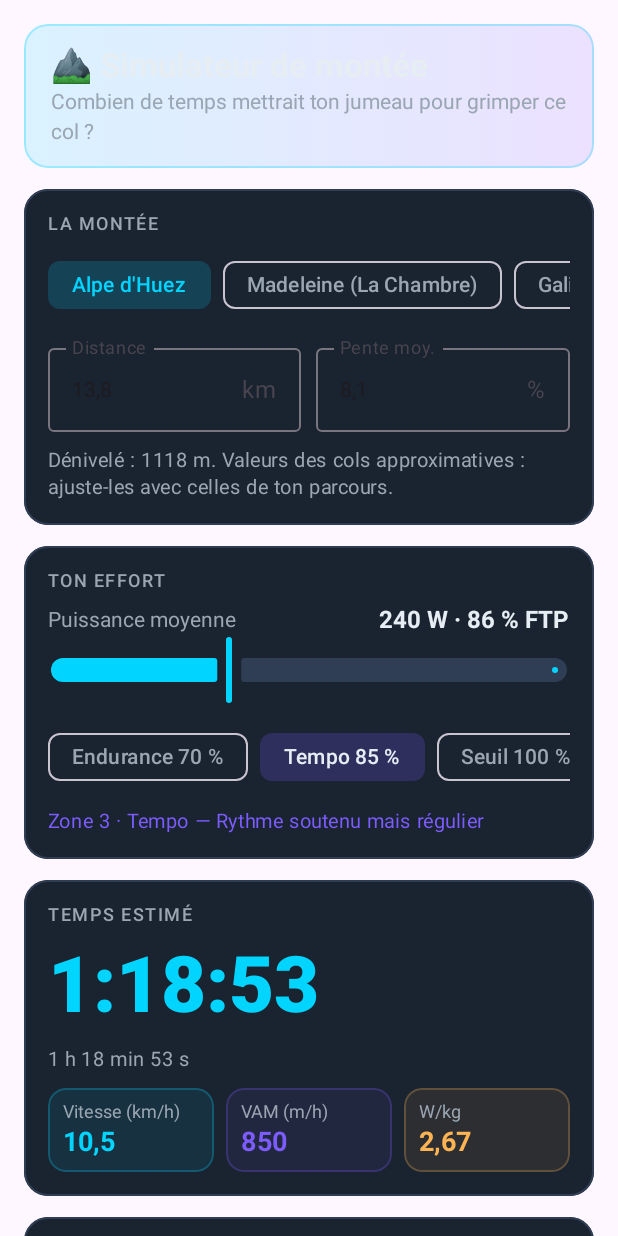
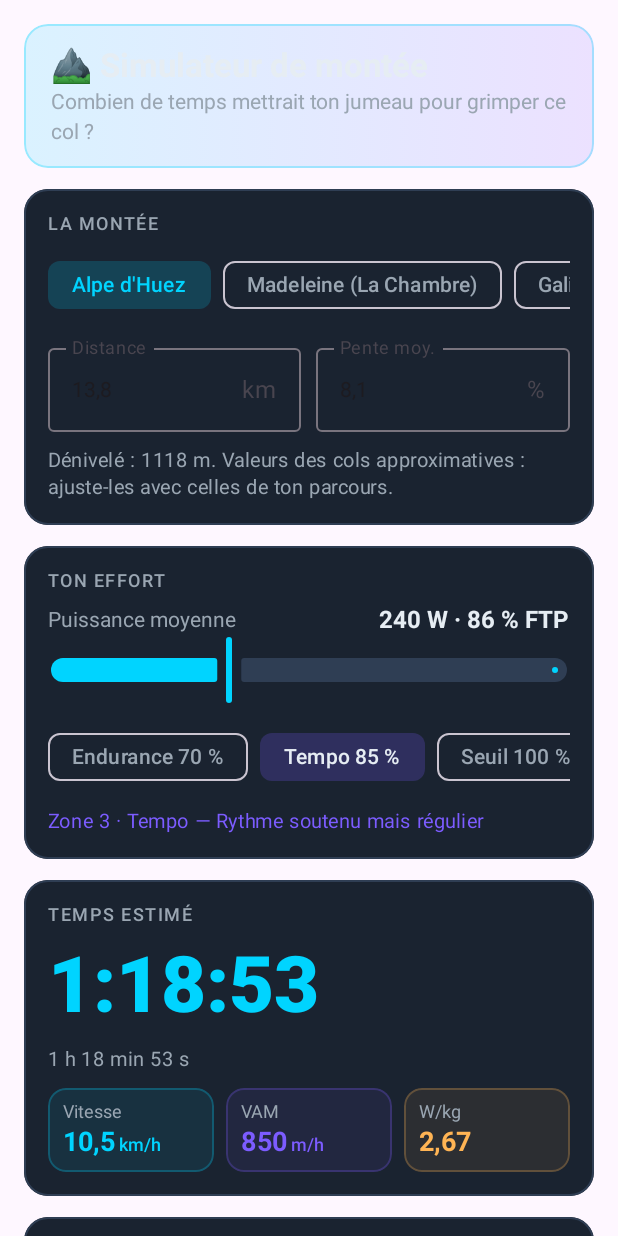
Before and after one commit to cycloliv71-tech/simulateur-cycliste, an Android app built with Jetpack Compose: the composable EcranMontee shown on its own in the app's theme, on a phone screen of 412 x 824 dp. Run offline under Robolectric (Android 15) with nearby library versions, the phone set to English and light mode, and no system bars.

```diff
--- a/android/app/src/main/java/fr/cycliste/jumeau/ui/Composants.kt
+++ b/android/app/src/main/java/fr/cycliste/jumeau/ui/Composants.kt
@@ -42,12 +42,15 @@ import androidx.compose.ui.graphics.PathEffect
 import androidx.compose.ui.graphics.StrokeCap
 import androidx.compose.ui.graphics.drawscope.Stroke
 import androidx.compose.ui.platform.testTag
+import androidx.compose.ui.text.SpanStyle
 import androidx.compose.ui.text.TextStyle
+import androidx.compose.ui.text.buildAnnotatedString
 import androidx.compose.ui.text.drawText
 import androidx.compose.ui.text.font.FontWeight
 import androidx.compose.ui.text.input.ImeAction
 import androidx.compose.ui.text.input.KeyboardType
 import androidx.compose.ui.text.rememberTextMeasurer
+import androidx.compose.ui.text.withStyle
 import androidx.compose.ui.text.style.TextAlign
 import androidx.compose.ui.unit.dp
 import androidx.compose.ui.unit.sp
@@ -167,6 +170,7 @@ fun Statistique(
     modifier: Modifier = Modifier,
     couleur: Color = Couleurs.Texte,
     etiquette: String? = null,
+    unite: String = "",
 ) {
     Column(
         modifier
@@ -178,7 +182,12 @@ fun Statistique(
     ) {
         Text(libelle, fontSize = 12.sp, lineHeight = 16.sp, color = Couleurs.TexteClair)
         Text(
-            valeur,
+            buildAnnotatedString {
+                append(valeur)
+                if (unite.isNotEmpty()) {
+                    withStyle(SpanStyle(fontSize = 12.sp, fontWeight = FontWeight.Medium)) { append(" $unite") }
+                }
+            },
             fontSize = 18.sp,
             lineHeight = 24.sp,
             fontWeight = FontWeight.Bold,
--- a/android/app/src/main/java/fr/cycliste/jumeau/ui/EcranMontee.kt
+++ b/android/app/src/main/java/fr/cycliste/jumeau/ui/EcranMontee.kt
@@ -144,8 +144,8 @@ fun EcranMontee(profil: Profil) {
             GrosChiffre(formaterChrono(resultat.tempsS), "", etiquette = "temps_montee")
             Remarque(formaterDuree(resultat.tempsS))
             Row(Modifier.fillMaxWidth().height(IntrinsicSize.Min), horizontalArrangement = Arrangement.spacedBy(8.dp)) {
-                Statistique("Vitesse (km/h)", resultat.vitesseKmh.fr(1), Modifier.weight(1f), Couleurs.Accent)
-                Statistique("VAM (m/h)", "${resultat.vamMh.roundToInt()}", Modifier.weight(1f), Couleurs.Accent2)
+                Statistique("Vitesse", resultat.vitesseKmh.fr(1), Modifier.weight(1f), Couleurs.Accent, unite = "km/h")
+                Statistique("VAM", "${resultat.vamMh.roundToInt()}", Modifier.weight(1f), Couleurs.Accent2, unite = "m/h")
                 Statistique(
                     "W/kg",
                     (puissance / profil.poidsCycliste).fr(2),
```
